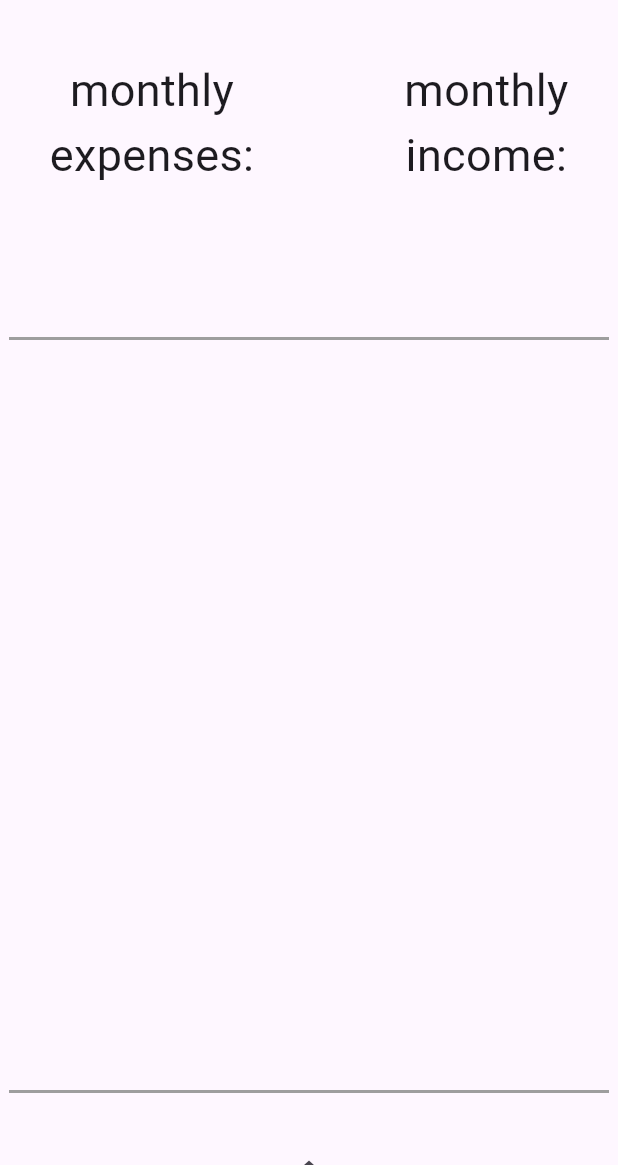
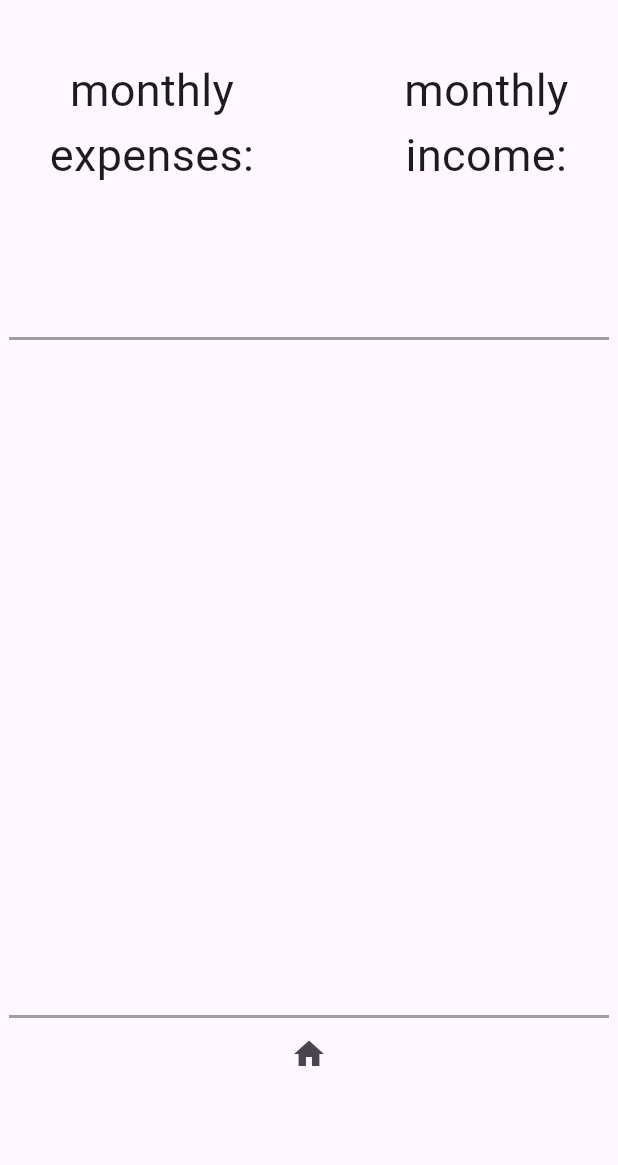
Before and after one commit to Yin-1022/ntue_account_app, a Flutter app: the screen it shows after launch, on a phone screen of 412 x 824 dp, the part 71-1236 px from its top. Run offline on Flutter 3.47's test engine with Material 3 defaults, Android fonts, the phone set to English and light mode, and no system bars.

Commit message:
change again

```diff
--- a/lib/view/home_page.dart
+++ b/lib/view/home_page.dart
@@ -34,9 +34,8 @@ class HomePage extends StatelessWidget {
           ),
           Container(height: 100,),
           Container(width: 400, height: 2, color: Colors.grey,),
-          Container(height: 500,),
+          Container(height: 450,),
           Container(width: 400, height: 2, color: Colors.grey,),
-          Container(height: 30,),
           IconButton(onPressed: (){}, icon: Icon(Icons.home))
         ],
       ),
```
